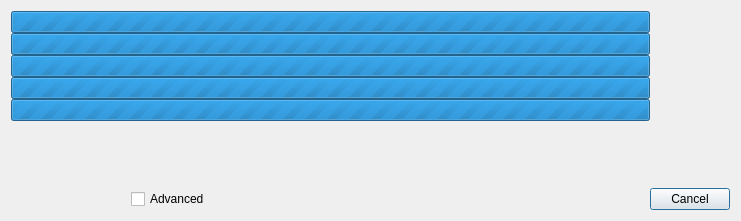
Qt form xdialogprocess.ui (horsicq/FormatDialogs) before a commit.
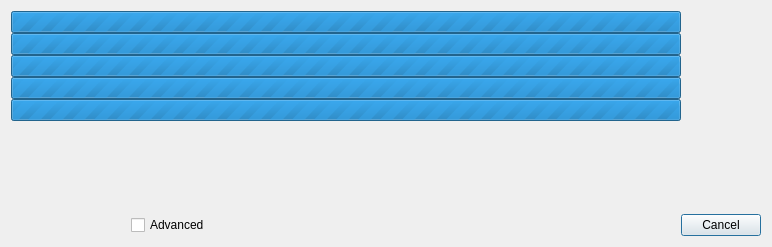
The same form after that commit.

The edit to the form file:
```diff
--- a/xdialogprocess.ui
+++ b/xdialogprocess.ui
@@ -9,8 +9,8 @@
    <rect>
     <x>0</x>
     <y>0</y>
-    <width>741</width>
-    <height>221</height>
+    <width>772</width>
+    <height>247</height>
    </rect>
   </property>
   <property name="windowTitle">
```
